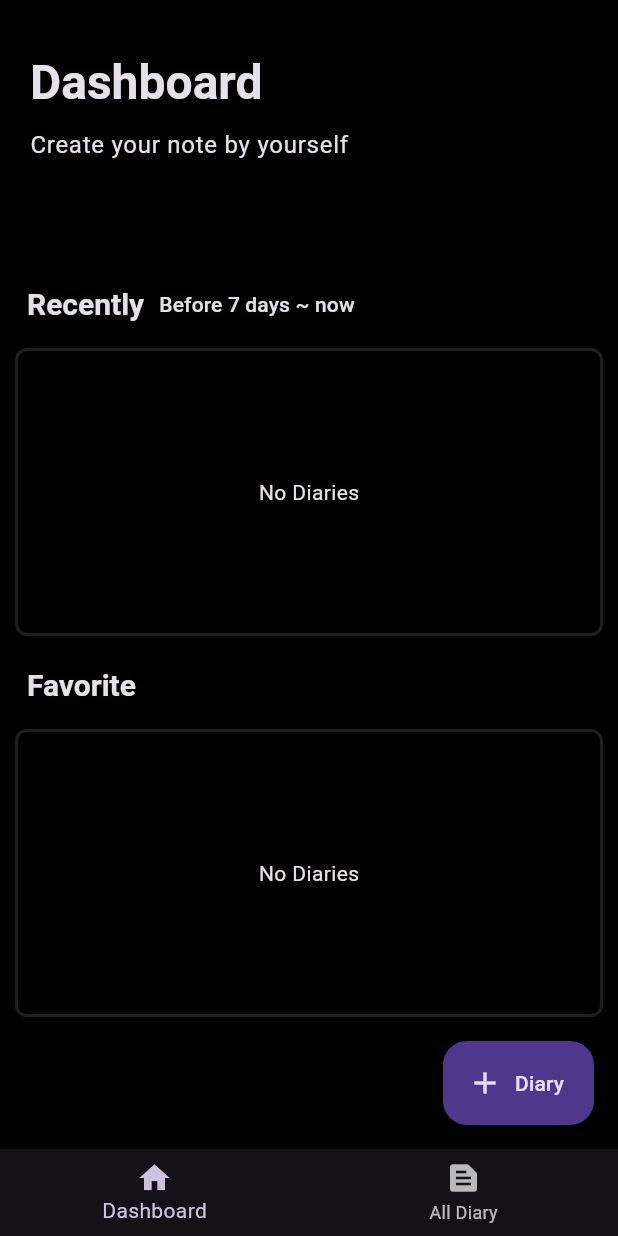
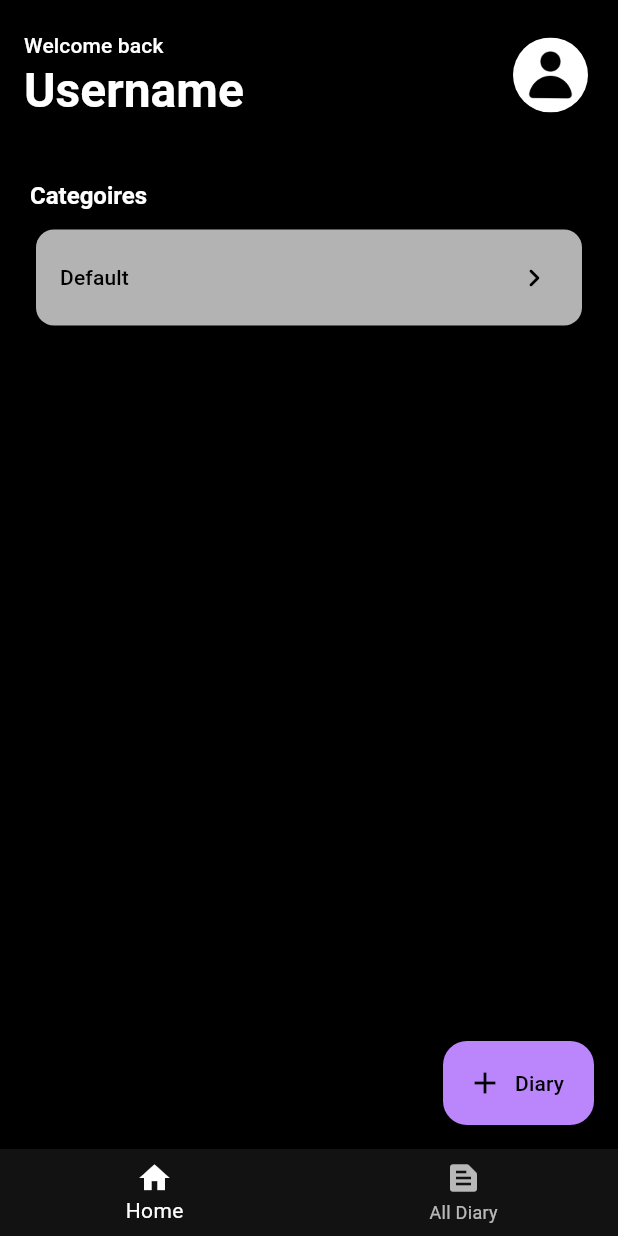
Before and after one commit to eviperz/asr-project-flutter, a Flutter app: the screen it shows after launch, on a phone screen of 412 x 824 dp. Run offline on Flutter 3.47's test engine with Material 3 defaults, Android fonts, the phone set to English and light mode, and no system bars; our stand-ins replace audioplayers, flutter_riverpod; missing offline and left inert: flutter_quill.

Commit message:
Modify UI Home Page

```diff
--- a/lib/core/theme.dart
+++ b/lib/core/theme.dart
@@ -3,6 +3,10 @@ import 'package:flutter/material.dart';
 final darkTheme = ThemeData(
   brightness: Brightness.dark,
   primaryColor: Colors.black,
+  colorScheme: ColorScheme.dark(
+    secondary: Colors.white,
+    tertiary: Colors.white70,
+  ),
   scaffoldBackgroundColor: Colors.black,
   // bottomSheetTheme: BottomSheetThemeData(
   //   backgroundColor: Colors.transparent,
--- a/lib/main.dart
+++ b/lib/main.dart
@@ -5,7 +5,7 @@ import 'package:asr_project/pages/diary_form_page/diary_form_page.dart';
 import 'package:asr_project/pages/record_voice_page.dart';
 import 'package:asr_project/providers/diary_list_provider.dart';
 import 'package:asr_project/widgets/custom_bottom_navbar.dart';
-import 'package:asr_project/pages/dashboard_page.dart';
+import 'package:asr_project/pages/home_page/home_page.dart';
 import 'package:flutter/material.dart';
 import 'package:flutter_riverpod/flutter_riverpod.dart';
 
@@ -26,8 +26,8 @@ class MyApp extends ConsumerWidget {
       home: MainScreen(),
       onGenerateRoute: (settings) {
         switch (settings.name) {
-          case "/dashboard":
-            return MaterialPageRoute(builder: (context) => DashboardPage());
+          case "/home":
+            return MaterialPageRoute(builder: (context) => HomePage());
 
           case "/diary_overview":
             return MaterialPageRoute(
@@ -79,7 +79,7 @@ class _MainScreenState extends State<MainScreen> {
   @override
   Widget build(BuildContext context) {
     final List<Widget> pages = [
-      DashboardPage(),
+      HomePage(),
       DiaryOverviewPage(),
     ];
 
--- a/lib/pages/dashboard_page.dart
+++ /dev/null
@@ -1,86 +0,0 @@
-import 'package:asr_project/models/diary.dart';
-import 'package:asr_project/providers/diary_favorite_provider.dart';
-import 'package:asr_project/providers/diary_list_provider.dart';
-import 'package:asr_project/widgets/diary_widget/diary_list_view_horizontal.dart';
-import 'package:flutter/material.dart';
-import 'package:flutter_riverpod/flutter_riverpod.dart';
-
-class DashboardPage extends ConsumerWidget {
-  const DashboardPage({
-    super.key,
-  });
-
-  @override
-  Widget build(BuildContext context, WidgetRef ref) {
-    List<Diary> diaryList = ref.watch(diaryListProvider);
-    Set<String> favoriteIds = ref.watch(diaryFavoriteProvider);
-
-    // Recently Diaries
-    final now = DateTime.now();
-    final sevenDaysAgo = now.subtract(Duration(days: 7));
-
-    final recentDiaries = diaryList.where((e) {
-      return e.dateTime.isAfter(sevenDaysAgo) && e.dateTime.isBefore(now);
-    }).toList();
-
-    // Favorite Diaries
-    final favoriteDiaries =
-        diaryList.where((e) => favoriteIds.contains(e.id)).toList();
-
-    return Scaffold(
-      body: SafeArea(
-        child: SingleChildScrollView(
-          child: Container(
-            padding: EdgeInsets.all(10.0),
-            child: Column(
-              crossAxisAlignment: CrossAxisAlignment.start,
-              children: [
-                SizedBox(
-                  height: 180,
-                  child: Padding(
-                    padding: const EdgeInsets.fromLTRB(10, 25, 10, 10),
-                    child: Column(
-                      mainAxisAlignment: MainAxisAlignment.start,
-                      crossAxisAlignment: CrossAxisAlignment.start,
-                      spacing: 10,
-                      children: [
-                        Text(
-                          "Dashboard",
-                          style: Theme.of(context).textTheme.headlineLarge,
-                        ),
-                        Text(
-                          "Create your note by yourself",
-                          style: Theme.of(context).textTheme.bodyLarge,
-                        ),
-                      ],
-                    ),
-                  ),
-                ),
-                Column(
-                  crossAxisAlignment: CrossAxisAlignment.start,
-                  spacing: 20,
-                  children: [
-                    DiaryListViewHorizontal(
-                      title: "Recently",
-                      subtitle: "Before 7 days ~ now",
-                      diaryList: recentDiaries,
-                    ),
-                    DiaryListViewHorizontal(
-                      title: "Favorite",
-                      diaryList: favoriteDiaries,
-                    ),
-                  ],
-                ),
-              ],
-            ),
-          ),
-        ),
-      ),
-      floatingActionButton: FloatingActionButton.extended(
-        onPressed: () => {Navigator.pushNamed(context, "/diary/create")},
-        icon: Icon(Icons.add),
-        label: Text("Diary"),
-      ),
-    );
-  }
-}
--- a/lib/pages/diary_overview_page/diary_overview_page.dart
+++ b/lib/pages/diary_overview_page/diary_overview_page.dart
@@ -119,7 +119,7 @@ class _DiaryOverviewPageState extends ConsumerState<DiaryOverviewPage> {
                             child: DiaryCard(
                               diary: filteredDiaries[index],
                               width: double.infinity,
-                              height: 200,
+                              // height: 200,
                             ),
                           );
                         },
--- /dev/null
+++ b/lib/pages/home_page/categories_widget.dart
@@ -0,0 +1,140 @@
+import 'package:asr_project/models/diary.dart';
+import 'package:flutter/material.dart';
+
+class CategoriesWidget extends StatefulWidget {
+  final String name;
+  final List<Diary> diaries;
+
+  const CategoriesWidget({
+    super.key,
+    required this.name,
+    required this.diaries,
+  });
+
+  @override
+  State<CategoriesWidget> createState() => _CategoriesWidgetState();
+}
+
+class _CategoriesWidgetState extends State<CategoriesWidget> {
+  late bool _isOpen;
+
+  @override
+  void initState() {
+    _isOpen = false;
+    super.initState();
+  }
+
+  @override
+  Widget build(BuildContext context) {
+    return Card(
+      color: Theme.of(context).colorScheme.tertiary,
+      child: Column(
+        children: [
+          Container(
+            padding: EdgeInsets.all(8.0),
+            child: Row(
+              mainAxisAlignment: MainAxisAlignment.spaceBetween,
+              children: [
+                Padding(
+                  padding: const EdgeInsets.only(left: 8.0),
+                  child: Text(
+                    widget.name,
+                    style: Theme.of(context)
+                        .textTheme
+                        .labelLarge!
+                        .copyWith(color: Theme.of(context).primaryColor),
+                  ),
+                ),
+                IconButton(
+                  onPressed: () {
+                    setState(() {
+                      _isOpen = !_isOpen;
+                    });
+                  },
+                  icon: _isOpen
+                      ? Icon(
+                          Icons.keyboard_arrow_down_rounded,
+                          color: Theme.of(context).primaryColor,
+                        )
+                      : Icon(
+                          Icons.keyboard_arrow_right_rounded,
+                          color: Theme.of(context).primaryColor,
+                        ),
+                ),
+              ],
+            ),
+          ),
+          if (_isOpen)
+            Container(
+              padding: EdgeInsets.all(8.0),
+              child: Column(
+                children: [
+                  SizedBox(
+                    height: 80,
+                    child: ListView.builder(
+                      itemCount: widget.diaries.length,
+                      itemBuilder: (context, index) {
+                        final Diary diary = widget.diaries[index];
+                        return Card(
+                          child: ListTile(
+                            onTap: () => Navigator.pushNamed(
+                              context,
+                              "/diary/detail",
+                              arguments: diary.id,
+                            ),
+                            leading: Container(
+                              padding: EdgeInsets.all(8.0),
+                              decoration: BoxDecoration(
+                                  borderRadius: BorderRadius.circular(8.0),
+                                  color: Theme.of(context).colorScheme.primary),
+                              child: Icon(
+                                Icons.note,
+                                color: Theme.of(context).colorScheme.secondary,
+                              ),
+                            ),
+                            title: Text(diary.title),
+                            subtitle: Text("Subtitle"),
+                          ),
+                        );
+                      },
+                    ),
+                  ),
+                  Container(
+                    margin: EdgeInsets.all(4.0),
+                    child: TextButton(
+                        onPressed: () =>
+                            Navigator.pushNamed(context, "/diary/create"),
+                        style: TextButton.styleFrom(
+                          fixedSize: Size(double.infinity, 40),
+                          padding: EdgeInsets.all(8.0),
+                          shape: RoundedRectangleBorder(
+                            borderRadius: BorderRadius.circular(8.0),
+                          ),
+                        ),
+                        child: Row(
+                          spacing: 8.0,
+                          children: [
+                            Icon(
+                              Icons.add,
+                              color: Theme.of(context).primaryColor,
+                            ),
+                            Text(
+                              "Add diary",
+                              style: Theme.of(context)
+                                  .textTheme
+                                  .labelLarge!
+                                  .copyWith(
+                                    color: Theme.of(context).primaryColor,
+                                  ),
+                            )
+                          ],
+                        )),
+                  ),
+                ],
+              ),
+            )
+        ],
+      ),
+    );
+  }
+}
--- /dev/null
+++ b/lib/pages/home_page/home_app_bar.dart
@@ -0,0 +1,48 @@
+import 'package:flutter/material.dart';
+
+class HomeAppBar extends StatelessWidget implements PreferredSizeWidget {
+  final String username;
+
+  const HomeAppBar({super.key, required this.username});
+
+  @override
+  Widget build(BuildContext context) {
+    return AppBar(
+      title: Column(
+        crossAxisAlignment: CrossAxisAlignment.start,
+        mainAxisAlignment: MainAxisAlignment.center,
+        children: [
+          Text(
+            "Welcome back",
+            style: Theme.of(context).textTheme.labelLarge,
+          ),
+          Text(
+            username,
+            style: Theme.of(context).textTheme.headlineLarge,
+          ),
+        ],
+      ),
+      actions: [
+        Padding(
+          padding: const EdgeInsets.only(right: 20.0),
+          child: ClipOval(
+            child: Container(
+              height: 50,
+              width: 50,
+              color: Theme.of(context).colorScheme.secondary,
+              child: Image.asset(
+                "assets/images/default-profile.png",
+                fit: BoxFit.cover, // Prevents stretching
+              ),
+            ),
+          ),
+        ),
+      ],
+      toolbarHeight: 100,
+      centerTitle: false,
+    );
+  }
+
+  @override
+  Size get preferredSize => const Size.fromHeight(100);
+}
--- /dev/null
+++ b/lib/pages/home_page/home_page.dart
@@ -0,0 +1,90 @@
+import 'package:asr_project/models/diary.dart';
+import 'package:asr_project/pages/home_page/categories_widget.dart';
+import 'package:asr_project/pages/home_page/home_app_bar.dart';
+import 'package:asr_project/providers/diary_favorite_provider.dart';
+import 'package:asr_project/providers/diary_list_provider.dart';
+import 'package:asr_project/widgets/diary_widget/diary_list_view_horizontal.dart';
+import 'package:flutter/material.dart';
+import 'package:flutter_riverpod/flutter_riverpod.dart';
+
+class HomePage extends ConsumerWidget {
+  const HomePage({
+    super.key,
+  });
+
+  @override
+  Widget build(BuildContext context, WidgetRef ref) {
+    List<Diary> diaryList = ref.watch(diaryListProvider);
+    Set<String> favoriteIds = ref.watch(diaryFavoriteProvider);
+
+    // Recently Diaries
+    final DateTime now = DateTime.now();
+    final DateTime sevenDaysAgo = now.subtract(Duration(days: 7));
+
+    final List<Diary> recentDiaries = diaryList.where((e) {
+      return e.dateTime.isAfter(sevenDaysAgo) && e.dateTime.isBefore(now);
+    }).toList();
+
+    // Favorite Diaries
+    final List<Diary> favoriteDiaries =
+        diaryList.where((e) => favoriteIds.contains(e.id)).toList();
+
+    // Categories
+    final categories = [
+      {
+        "name": "Default",
+        "diaries": diaryList,
+      }
+    ];
+
+    return Scaffold(
+      appBar: HomeAppBar(
+        username: "Username",
+      ),
+      body: SingleChildScrollView(
+        child: SafeArea(
+            child: Container(
+          padding: EdgeInsets.symmetric(vertical: 20.0),
+          child: Column(
+            crossAxisAlignment: CrossAxisAlignment.start,
+            spacing: 16.0,
+            children: [
+              if (recentDiaries.isNotEmpty)
+                DiaryListViewHorizontal(
+                  title: "Recently",
+                  diaryList: recentDiaries,
+                ),
+              // if (favoriteDiaries.isNotEmpty)
+              //   DiaryListViewHorizontal(
+              //       title: "Favorite", diaryList: favoriteDiaries),
+              Container(
+                padding: EdgeInsets.symmetric(horizontal: 20.0),
+                child: Column(
+                  crossAxisAlignment: CrossAxisAlignment.start,
+                  spacing: 8.0,
+                  children: [
+                    Text(
+                      "Categoires",
+                      style: Theme.of(context).textTheme.headlineSmall,
+                    ),
+                    ...categories.map((category) {
+                      return CategoriesWidget(
+                        name: category["name"] as String,
+                        diaries: category["diaries"] as List<Diary>,
+                      );
+                    }),
+                  ],
+                ),
+              ),
+            ],
+          ),
+        )),
+      ),
+      floatingActionButton: FloatingActionButton.extended(
+        onPressed: () => {Navigator.pushNamed(context, "/diary/create")},
+        icon: Icon(Icons.add),
+        label: Text("Diary"),
+      ),
+    );
+  }
+}
--- a/lib/widgets/custom_bottom_navbar.dart
+++ b/lib/widgets/custom_bottom_navbar.dart
@@ -16,7 +16,7 @@ class CustomBottomNavBar extends StatelessWidget {
       currentIndex: currentIndex,
       onTap: onTap,
       items: const [
-        BottomNavigationBarItem(icon: Icon(Icons.home), label: "Dashboard"),
+        BottomNavigationBarItem(icon: Icon(Icons.home), label: "Home"),
         BottomNavigationBarItem(
             icon: Icon(Icons.text_snippet), label: "All Diary"),
       ],
--- a/lib/widgets/diary_widget/diary_list_view_horizontal.dart
+++ b/lib/widgets/diary_widget/diary_list_view_horizontal.dart
@@ -4,72 +4,115 @@ import 'package:flutter/material.dart';
 
 class DiaryListViewHorizontal extends StatelessWidget {
   final String title;
-  final String? subtitle;
   final List diaryList;
 
   const DiaryListViewHorizontal({
     super.key,
     required this.title,
     required this.diaryList,
-    this.subtitle,
   });
 
   @override
   Widget build(BuildContext context) {
     return Column(
-      crossAxisAlignment: CrossAxisAlignment.start,
       children: [
-        Padding(
-          padding: const EdgeInsets.only(left: 8.0, bottom: 8.0),
-          child: Row(
-            spacing: 10,
-            children: [
+        Container(
+          padding: EdgeInsets.symmetric(horizontal: 20.0),
+          child: Row(spacing: 8.0, children: [
             Text(
               title,
-                style: Theme.of(context).textTheme.headlineMedium,
-              ),
-              if (subtitle != null)
-                Text(
-                  subtitle!,
-                  style: Theme.of(context).textTheme.labelLarge,
-                ),
-            ],
-          ),
+              style: Theme.of(context)
+                  .textTheme
+                  .headlineSmall!
+                  .copyWith(color: Theme.of(context).colorScheme.secondary),
+            )
+          ]),
         ),
         SizedBox(
           height: 200,
-          child: diaryList.isEmpty
-              ? Padding(
-                  padding: const EdgeInsets.only(top: 8.0),
-                  child: Container(
-                    decoration: BoxDecoration(
-                      border: Border.all(
-                        color: Colors.white12,
-                        width: 2.0,
-                      ),
-                      borderRadius: BorderRadius.circular(8.0),
-                    ),
-                    child: Center(
-                      child: Text(
-                        "No Diaries",
-                      ),
-                    ),
-                  ),
-                )
-              : ListView.builder(
+          child: ListView.builder(
+            padding: EdgeInsets.symmetric(vertical: 10.0, horizontal: 20.0),
             scrollDirection: Axis.horizontal,
             itemCount: diaryList.length,
             itemBuilder: (context, index) {
               Diary diary = diaryList[index];
-                    return DiaryCard(
+              return Padding(
+                padding: const EdgeInsets.only(right: 8.0),
+                child: DiaryCard(
                   diary: diary,
-                      width: 300,
-                      height: 150,
+                  width: 250,
+                  // height: 100,
+                ),
               );
             },
           ),
         ),
+        // Row(
+        //   children: [
+        //     ElevatedButton(
+        //       onPressed: () {},
+        //       child: Text(
+        //         "Recently",
+        //       ),
+        //     ),
+        //   ],
+        // )
       ],
     );
+    // return Column(
+    //   crossAxisAlignment: CrossAxisAlignment.start,
+    //   children: [
+    //     Padding(
+    //       padding: const EdgeInsets.only(left: 8.0, bottom: 8.0),
+    //       child: Row(
+    //         spacing: 10,
+    //         children: [
+    //           Text(
+    //             title,
+    //             style: Theme.of(context).textTheme.headlineMedium,
+    //           ),
+    //           if (subtitle != null)
+    //             Text(
+    //               subtitle!,
+    //               style: Theme.of(context).textTheme.labelLarge,
+    //             ),
+    //         ],
+    //       ),
+    //     ),
+    //     SizedBox(
+    //       height: 200,
+    //       child: diaryList.isEmpty
+    //           ? Padding(
+    //               padding: const EdgeInsets.only(top: 8.0),
+    //               child: Container(
+    //                 decoration: BoxDecoration(
+    //                   border: Border.all(
+    //                     color: Colors.white12,
+    //                     width: 2.0,
+    //                   ),
+    //                   borderRadius: BorderRadius.circular(8.0),
+    //                 ),
+    //                 child: Center(
+    //                   child: Text(
+    //                     "No Diaries",
+    //                   ),
+    //                 ),
+    //               ),
+    //             )
+    //           : ListView.builder(
+    //               scrollDirection: Axis.horizontal,
+    //               itemCount: diaryList.length,
+    //               itemBuilder: (context, index) {
+    //                 Diary diary = diaryList[index];
+    //                 return DiaryCard(
+    //                   diary: diary,
+    //                   width: 300,
+    //                   height: 150,
+    //                 );
+    //               },
+    //             ),
+    //     ),
+    //   ],
+    // );
   }
 }
--- a/pubspec.yaml
+++ b/pubspec.yaml
@@ -69,7 +69,8 @@ flutter:
   uses-material-design: true
 
   # To add assets to your application, add an assets section, like this:
-  # assets:
+  assets:
+    - assets/images/
   #   - images/a_dot_burr.jpeg
   #   - images/a_dot_ham.jpeg
 
```
Also changed, not shown: lib/widgets/diary_widget/diary_card.dart (+105 -25 lines), assets/images/default-profile.png (added). Lines whose indentation alone changed are shown as unchanged.
